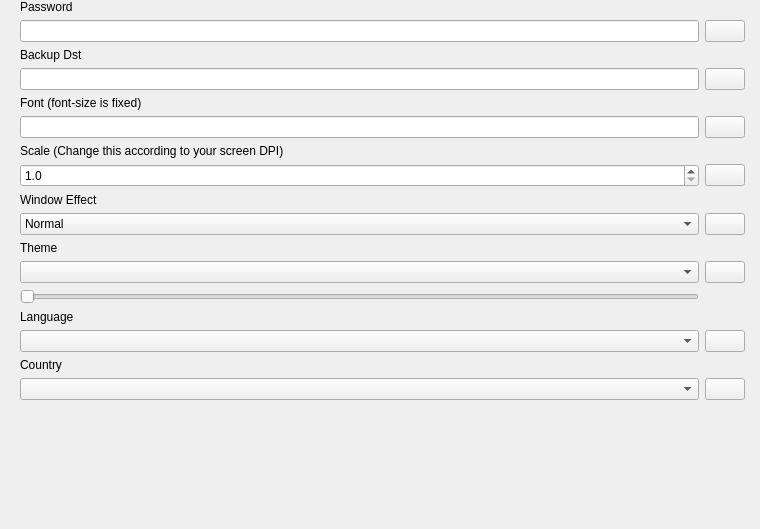
First picture: the form in DTModule/Ui_DTSetting.ui, repository Holence/DTPySide, before the edit.
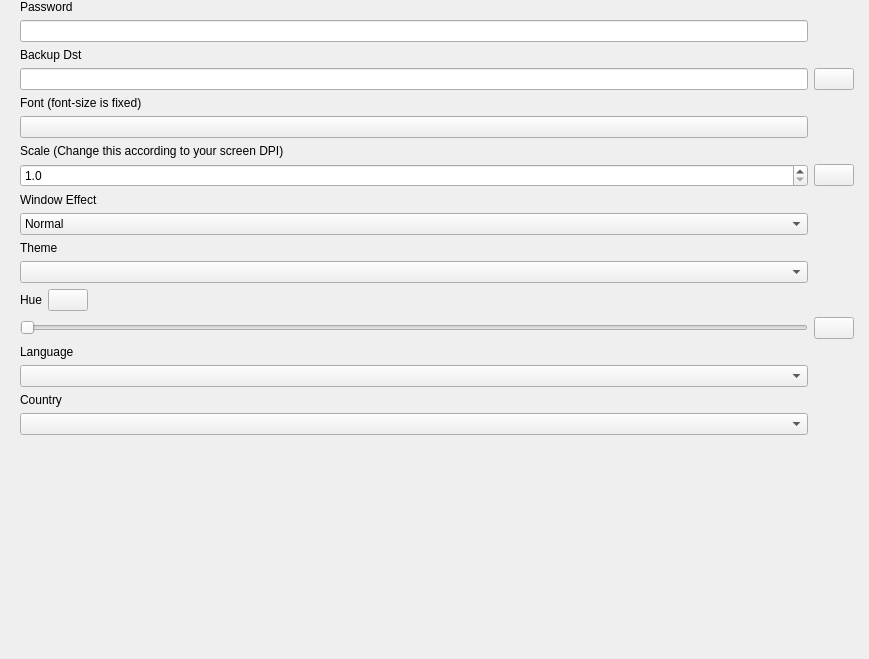
Second picture: the form after the edit. Icons and pictures are not drawn. Custom widgets are drawn as their Qt base class.

Diff of the .ui file:
```diff
--- a/DTModule/Ui_DTSetting.ui
+++ b/DTModule/Ui_DTSetting.ui
@@ -6,8 +6,8 @@
    <rect>
     <x>0</x>
     <y>0</y>
-    <width>760</width>
-    <height>529</height>
+    <width>869</width>
+    <height>659</height>
    </rect>
   </property>
   <property name="windowTitle">
@@ -29,7 +29,7 @@
    <item>
     <layout class="QVBoxLayout" name="verticalLayout_buttons">
      <item>
-      <spacer name="verticalSpacer_2">
+      <spacer name="verticalSpacer_buttons">
        <property name="orientation">
         <enum>Qt::Vertical</enum>
        </property>
@@ -78,8 +78,8 @@
            <rect>
             <x>0</x>
             <y>0</y>
-            <width>732</width>
-            <height>529</height>
+            <width>841</width>
+            <height>659</height>
            </rect>
           </property>
           <layout class="QGridLayout" name="gridLayout">
@@ -95,37 +95,56 @@
            <property name="bottomMargin">
             <number>0</number>
            </property>
-           <property name="horizontalSpacing">
-            <number>6</number>
-           </property>
-           <item row="2" column="0">
-            <widget class="QLabel" name="label_backup">
+           <item row="8" column="0">
+            <widget class="QLabel" name="label_window_effect">
              <property name="text">
-              <string>Backup Dst</string>
+              <string>Window Effect</string>
              </property>
             </widget>
            </item>
+           <item row="5" column="0">
+            <widget class="QPushButton" name="pushButton_font">
+             <property name="sizePolicy">
+              <sizepolicy hsizetype="Minimum" vsizetype="Fixed">
+               <horstretch>0</horstretch>
+               <verstretch>0</verstretch>
+              </sizepolicy>
+             </property>
+            </widget>
+           </item>
+           <item row="9" column="0">
+            <widget class="QComboBox" name="comboBox_window_effect">
+             <property name="sizePolicy">
+              <sizepolicy hsizetype="Preferred" vsizetype="Preferred">
+               <horstretch>0</horstretch>
+               <verstretch>0</verstretch>
+              </sizepolicy>
+             </property>
+             <item>
+              <property name="text">
+               <string>Normal</string>
+              </property>
+             </item>
+             <item>
+              <property name="text">
+               <string>Aero</string>
+              </property>
+             </item>
+             <item>
+              <property name="text">
+               <string>Acrylic</string>
+              </property>
+             </item>
+            </widget>
+           </item>
            <item row="14" column="0">
-            <widget class="QComboBox" name="comboBox_language">
-             <property name="sizePolicy">
-              <sizepolicy hsizetype="Preferred" vsizetype="Preferred">
-               <horstretch>0</horstretch>
-               <verstretch>0</verstretch>
-              </sizepolicy>
+            <widget class="QLabel" name="label_language">
+             <property name="text">
+              <string>Language</string>
              </property>
             </widget>
            </item>
-           <item row="16" column="1">
-            <widget class="DTApplyButton" name="pushButton_country">
-             <property name="sizePolicy">
-              <sizepolicy hsizetype="Fixed" vsizetype="Fixed">
-               <horstretch>0</horstretch>
-               <verstretch>0</verstretch>
-              </sizepolicy>
-             </property>
-            </widget>
-           </item>
-           <item row="17" column="1">
+           <item row="18" column="1">
             <spacer name="verticalSpacer">
              <property name="orientation">
               <enum>Qt::Vertical</enum>
@@ -138,50 +157,27 @@
              </property>
             </spacer>
            </item>
-           <item row="8" column="0">
-            <widget class="QLabel" name="label_window_effect">
-             <property name="text">
-              <string>Window Effect</string>
-             </property>
-            </widget>
-           </item>
-           <item row="13" column="0">
-            <widget class="QLabel" name="label_language">
-             <property name="text">
-              <string>Language</string>
-             </property>
-            </widget>
-           </item>
-           <item row="0" column="0">
-            <widget class="QLabel" name="label_password">
-             <property name="text">
-              <string>Password</string>
-             </property>
-            </widget>
-           </item>
-           <item row="9" column="0">
-            <widget class="QComboBox" name="comboBox_window_effect">
+           <item row="11" column="0">
+            <widget class="QComboBox" name="comboBox_theme">
              <property name="sizePolicy">
               <sizepolicy hsizetype="Preferred" vsizetype="Preferred">
                <horstretch>0</horstretch>
                <verstretch>0</verstretch>
               </sizepolicy>
              </property>
-             <item>
-              <property name="text">
-               <string>Normal</string>
-              </property>
-             </item>
-             <item>
-              <property name="text">
-               <string>Aero</string>
-              </property>
-             </item>
-             <item>
-              <property name="text">
-               <string>Acrylic</string>
-              </property>
-             </item>
+            </widget>
+           </item>
+           <item row="1" column="0">
+            <widget class="QLineEdit" name="lineEdit_password"/>
+           </item>
+           <item row="3" column="1">
+            <widget class="DTApplyButton" name="pushButton_backup">
+             <property name="sizePolicy">
+              <sizepolicy hsizetype="Fixed" vsizetype="Fixed">
+               <horstretch>0</horstretch>
+               <verstretch>0</verstretch>
+              </sizepolicy>
+             </property>
             </widget>
            </item>
            <item row="7" column="0">
@@ -200,45 +196,25 @@
              </property>
             </widget>
            </item>
-           <item row="1" column="0">
-            <widget class="QLineEdit" name="lineEdit_password"/>
-           </item>
-           <item row="3" column="0">
-            <widget class="QLineEdit" name="lineEdit_backup">
-             <property name="readOnly">
-              <bool>true</bool>
+           <item row="13" column="0">
+            <widget class="QSlider" name="slider_Hue">
+             <property name="maximum">
+              <number>360</number>
+             </property>
+             <property name="orientation">
+              <enum>Qt::Horizontal</enum>
              </property>
             </widget>
            </item>
-           <item row="15" column="0">
+           <item row="16" column="0">
             <widget class="QLabel" name="label_country">
              <property name="text">
               <string>Country</string>
              </property>
             </widget>
            </item>
-           <item row="14" column="1">
-            <widget class="DTApplyButton" name="pushButton_language">
-             <property name="sizePolicy">
-              <sizepolicy hsizetype="Fixed" vsizetype="Fixed">
-               <horstretch>0</horstretch>
-               <verstretch>0</verstretch>
-              </sizepolicy>
-             </property>
-            </widget>
-           </item>
-           <item row="1" column="1">
-            <widget class="DTApplyButton" name="pushButton_password">
-             <property name="sizePolicy">
-              <sizepolicy hsizetype="Fixed" vsizetype="Fixed">
-               <horstretch>0</horstretch>
-               <verstretch>0</verstretch>
-              </sizepolicy>
-             </property>
-            </widget>
-           </item>
-           <item row="11" column="0">
-            <widget class="QComboBox" name="comboBox_theme">
+           <item row="17" column="0">
+            <widget class="QComboBox" name="comboBox_country">
              <property name="sizePolicy">
               <sizepolicy hsizetype="Preferred" vsizetype="Preferred">
                <horstretch>0</horstretch>
@@ -247,50 +223,6 @@
              </property>
             </widget>
            </item>
-           <item row="7" column="1">
-            <widget class="DTApplyButton" name="pushButton_scale">
-             <property name="sizePolicy">
-              <sizepolicy hsizetype="Fixed" vsizetype="Fixed">
-               <horstretch>0</horstretch>
-               <verstretch>0</verstretch>
-              </sizepolicy>
-             </property>
-            </widget>
-           </item>
-           <item row="5" column="0">
-            <widget class="QLineEdit" name="lineEdit_font">
-             <property name="readOnly">
-              <bool>true</bool>
-             </property>
-            </widget>
-           </item>
-           <item row="9" column="1">
-            <widget class="DTApplyButton" name="pushButton_window_effect">
-             <property name="sizePolicy">
-              <sizepolicy hsizetype="Fixed" vsizetype="Fixed">
-               <horstretch>0</horstretch>
-               <verstretch>0</verstretch>
-              </sizepolicy>
-             </property>
-            </widget>
-           </item>
-           <item row="5" column="1">
-            <widget class="DTApplyButton" name="pushButton_font">
-             <property name="sizePolicy">
-              <sizepolicy hsizetype="Fixed" vsizetype="Fixed">
-               <horstretch>0</horstretch>
-               <verstretch>0</verstretch>
-              </sizepolicy>
-             </property>
-            </widget>
-           </item>
-           <item row="6" column="0">
-            <widget class="QLabel" name="label_scale">
-             <property name="text">
-              <string>Scale (Change this according to your screen DPI)</string>
-             </property>
-            </widget>
-           </item>
            <item row="4" column="0">
             <widget class="QLabel" name="label_font">
              <property name="text">
@@ -298,23 +230,20 @@
              </property>
             </widget>
            </item>
-           <item row="3" column="1">
-            <widget class="DTApplyButton" name="pushButton_backup">
+           <item row="15" column="0">
+            <widget class="QComboBox" name="comboBox_language">
              <property name="sizePolicy">
-              <sizepolicy hsizetype="Fixed" vsizetype="Fixed">
+              <sizepolicy hsizetype="Preferred" vsizetype="Preferred">
                <horstretch>0</horstretch>
                <verstretch>0</verstretch>
               </sizepolicy>
              </property>
             </widget>
            </item>
-           <item row="11" column="1">
-            <widget class="DTApplyButton" name="pushButton_theme">
-             <property name="sizePolicy">
-              <sizepolicy hsizetype="Fixed" vsizetype="Fixed">
-               <horstretch>0</horstretch>
-               <verstretch>0</verstretch>
-              </sizepolicy>
+           <item row="0" column="0">
+            <widget class="QLabel" name="label_password">
+             <property name="text">
+              <string>Password</string>
              </property>
             </widget>
            </item>
@@ -325,31 +254,87 @@
              </property>
             </widget>
            </item>
-           <item row="16" column="0">
-            <widget class="QComboBox" name="comboBox_country">
+           <item row="7" column="1">
+            <widget class="DTApplyButton" name="pushButton_scale">
              <property name="sizePolicy">
-              <sizepolicy hsizetype="Preferred" vsizetype="Preferred">
+              <sizepolicy hsizetype="Fixed" vsizetype="Fixed">
                <horstretch>0</horstretch>
                <verstretch>0</verstretch>
               </sizepolicy>
              </property>
             </widget>
            </item>
+           <item row="6" column="0">
+            <widget class="QLabel" name="label_scale">
+             <property name="text">
+              <string>Scale (Change this according to your screen DPI)</string>
+             </property>
+            </widget>
+           </item>
+           <item row="2" column="0">
+            <widget class="QLabel" name="label_backup">
+             <property name="text">
+              <string>Backup Dst</string>
+             </property>
+            </widget>
+           </item>
+           <item row="13" column="1">
+            <widget class="DTApplyButton" name="pushButton_hue">
+             <property name="sizePolicy">
+              <sizepolicy hsizetype="Fixed" vsizetype="Fixed">
+               <horstretch>0</horstretch>
+               <verstretch>0</verstretch>
+              </sizepolicy>
+             </property>
+            </widget>
+           </item>
+           <item row="3" column="0">
+            <widget class="QLineEdit" name="lineEdit_backup">
+             <property name="readOnly">
+              <bool>true</bool>
+             </property>
+            </widget>
+           </item>
            <item row="12" column="0">
-            <widget class="QSlider" name="slider_Hue">
-             <property name="maximum">
-              <number>360</number>
-             </property>
-             <property name="singleStep">
-              <number>1</number>
-             </property>
-             <property name="pageStep">
-              <number>60</number>
-             </property>
-             <property name="orientation">
-              <enum>Qt::Horizontal</enum>
-             </property>
-            </widget>
+            <layout class="QHBoxLayout" name="horizontalLayout_hue">
+             <item>
+              <widget class="QLabel" name="label_hue">
+               <property name="text">
+                <string>Hue</string>
+               </property>
+              </widget>
+             </item>
+             <item>
+              <widget class="QPushButton" name="pushButton_hue_reset">
+               <property name="sizePolicy">
+                <sizepolicy hsizetype="Fixed" vsizetype="Fixed">
+                 <horstretch>0</horstretch>
+                 <verstretch>0</verstretch>
+                </sizepolicy>
+               </property>
+               <property name="text">
+                <string/>
+               </property>
+               <property name="icon">
+                <iconset resource="../DT.qrc">
+                 <normaloff>:/icon/white/white_corner-down-left.svg</normaloff>:/icon/white/white_corner-down-left.svg</iconset>
+               </property>
+              </widget>
+             </item>
+             <item>
+              <spacer name="horizontalSpacer">
+               <property name="orientation">
+                <enum>Qt::Horizontal</enum>
+               </property>
+               <property name="sizeHint" stdset="0">
+                <size>
+                 <width>40</width>
+                 <height>20</height>
+                </size>
+               </property>
+              </spacer>
+             </item>
+            </layout>
            </item>
           </layout>
          </widget>
```
